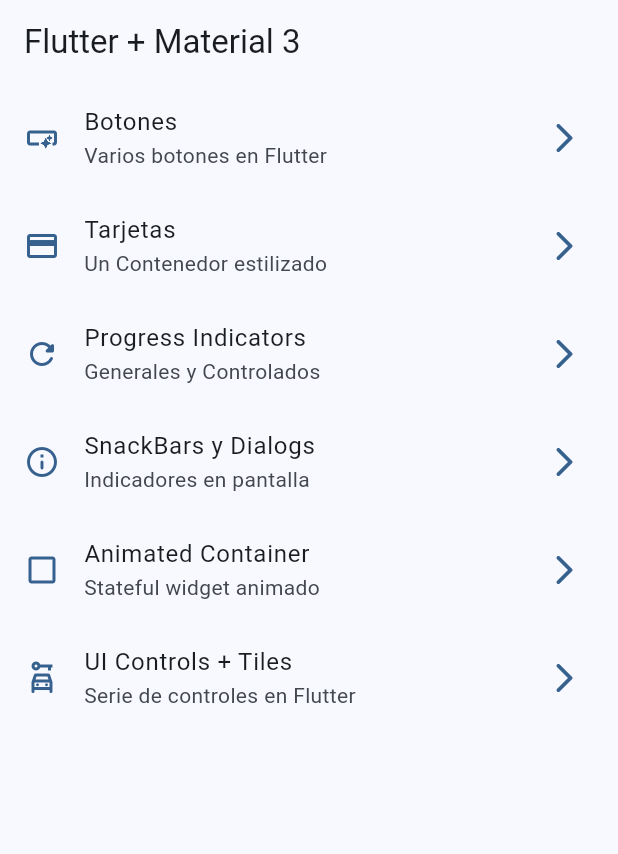
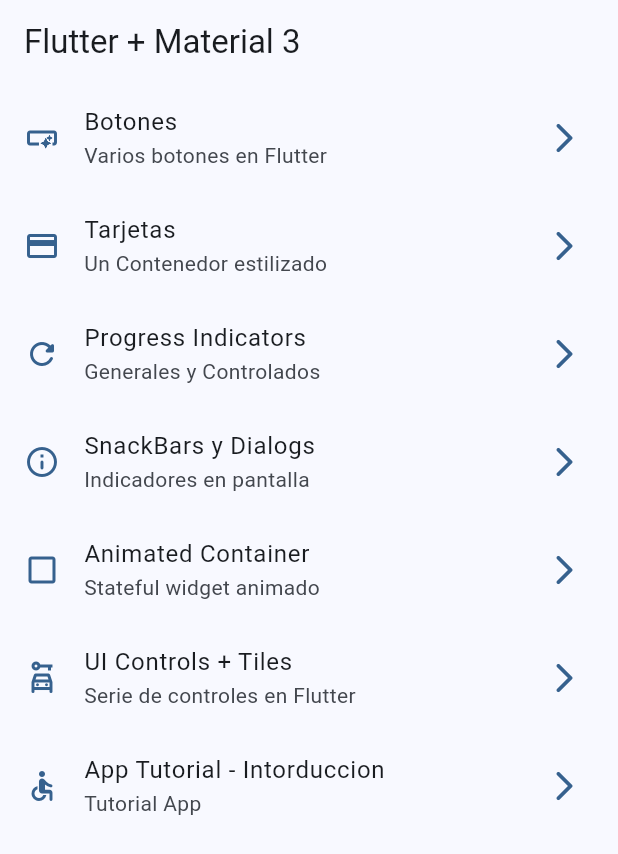
Before and after one commit to Neno2113/widgets_apps, a Flutter app: the screen it shows after launch, on a phone screen of 412 x 824 dp. Shown: the top 854 px of the screen. Run offline on Flutter 3.47's test engine with Material 2 defaults, Android fonts, the phone set to English and light mode, and no system bars; our stand-ins replace go_router.

Commit message:
app tutorial in process

```diff
--- a/lib/config/menu/menu_items.dart
+++ b/lib/config/menu/menu_items.dart
@@ -51,4 +51,10 @@ const appMenuItems = <MenuItem>[
     link: '/ui-controls',
     icon: Icons.car_rental_outlined
   ),
+  MenuItem(
+    title: 'App Tutorial - Intorduccion',
+    subTitle: 'Tutorial App',
+    link: '/app-tutorial',
+    icon: Icons.accessible_rounded
+  ),
 ];
--- a/lib/config/router/app_router.dart
+++ b/lib/config/router/app_router.dart
@@ -42,5 +42,10 @@ final appRouter = GoRouter(
       name: UIControlScreen.name,
       builder: (context, state) => const UIControlScreen(),
     ),
+    GoRoute(
+      path: '/app-tutorial' ,
+      name: AppTutorialScreen.name,
+      builder: (context, state) => const AppTutorialScreen(),
+    ),
   ],
 );
--- a/pubspec.yaml
+++ b/pubspec.yaml
@@ -18,3 +18,7 @@ dev_dependencies:
 
 flutter:
   uses-material-design: true
+
+
+assets:
+  - assets/images/
```
Also changed, not shown: assets/images/1.png (added), assets/images/2.png (added), assets/images/3.png (added), assets/images/jar-loading.gif (added).
